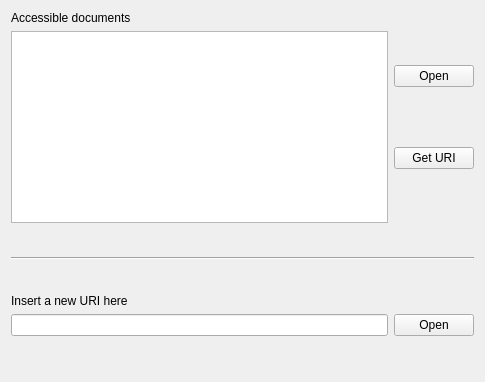
The window that CLIENT/GUI/ui/gui_opendoc.ui (GiuliCler/GIMPteam) describes before a commit, drawn with Qt 5.
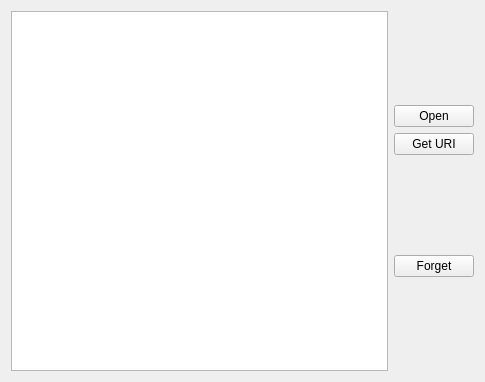
The same window after the commit.

Commit message:
Documents tab restyle
Ho mergiato i 3 tab in 2.
Ho anche fatto un po' di pulizia del codice

Patch:
```diff
--- a/CLIENT/GUI/ui/gui_opendoc.ui
+++ b/CLIENT/GUI/ui/gui_opendoc.ui
@@ -19,34 +19,28 @@
   <property name="windowTitle">
    <string>Form</string>
   </property>
-  <layout class="QVBoxLayout" name="verticalLayout_3">
-   <item>
-    <layout class="QHBoxLayout" name="horizontalLayout_2">
-     <item>
-      <layout class="QVBoxLayout" name="verticalLayout">
-       <item>
-        <widget class="QLabel" name="label">
-         <property name="cursor">
-          <cursorShape>IBeamCursor</cursorShape>
-         </property>
-         <property name="text">
-          <string>Accessible documents</string>
-         </property>
-         <property name="textInteractionFlags">
-          <set>Qt::LinksAccessibleByMouse|Qt::TextSelectableByMouse</set>
-         </property>
-        </widget>
-       </item>
+  <layout class="QHBoxLayout" name="horizontalLayout">
        <item>
         <widget class="QListWidget" name="docsListWidget"/>
        </item>
-      </layout>
-     </item>
      <item>
       <layout class="QVBoxLayout" name="verticalLayout_4">
        <property name="rightMargin">
         <number>0</number>
        </property>
+     <item>
+      <spacer name="verticalSpacer_3">
+       <property name="orientation">
+        <enum>Qt::Vertical</enum>
+       </property>
+       <property name="sizeHint" stdset="0">
+        <size>
+         <width>20</width>
+         <height>40</height>
+        </size>
+       </property>
+      </spacer>
+     </item>
        <item>
         <widget class="QPushButton" name="openDocsPushButton">
          <property name="text">
@@ -61,10 +55,6 @@
          </property>
         </widget>
        </item>
-      </layout>
-     </item>
-    </layout>
-   </item>
    <item>
     <spacer name="verticalSpacer">
      <property name="orientation">
@@ -73,15 +63,15 @@
      <property name="sizeHint" stdset="0">
       <size>
        <width>20</width>
-       <height>15</height>
+         <height>40</height>
       </size>
      </property>
     </spacer>
    </item>
    <item>
-    <widget class="Line" name="line">
-     <property name="orientation">
-      <enum>Qt::Horizontal</enum>
+      <widget class="QPushButton" name="forgetPushButton">
+       <property name="text">
+        <string>Forget</string>
      </property>
     </widget>
    </item>
@@ -93,54 +83,12 @@
      <property name="sizeHint" stdset="0">
       <size>
        <width>20</width>
-       <height>16</height>
+         <height>40</height>
       </size>
      </property>
     </spacer>
    </item>
-   <item>
-    <layout class="QVBoxLayout" name="verticalLayout_2">
-     <item>
-      <widget class="QLabel" name="label_2">
-       <property name="cursor">
-        <cursorShape>IBeamCursor</cursorShape>
-       </property>
-       <property name="text">
-        <string>Insert a new URI here</string>
-       </property>
-       <property name="textInteractionFlags">
-        <set>Qt::LinksAccessibleByMouse|Qt::TextSelectableByMouse</set>
-       </property>
-      </widget>
-     </item>
-     <item>
-      <layout class="QHBoxLayout" name="horizontalLayout">
-       <item>
-        <widget class="QLineEdit" name="URILineEdit"/>
-       </item>
-       <item>
-        <widget class="QPushButton" name="openURIPushButton">
-         <property name="text">
-          <string>Open</string>
-         </property>
-        </widget>
-       </item>
-      </layout>
-     </item>
-    </layout>
-   </item>
-   <item>
-    <spacer name="verticalSpacer_3">
-     <property name="orientation">
-      <enum>Qt::Vertical</enum>
-     </property>
-     <property name="sizeHint" stdset="0">
-      <size>
-       <width>20</width>
-       <height>35</height>
-      </size>
-     </property>
-    </spacer>
+    </layout>
    </item>
   </layout>
  </widget>
```
Lines whose indentation alone changed are shown as unchanged. The commit also changes 27 other files.
